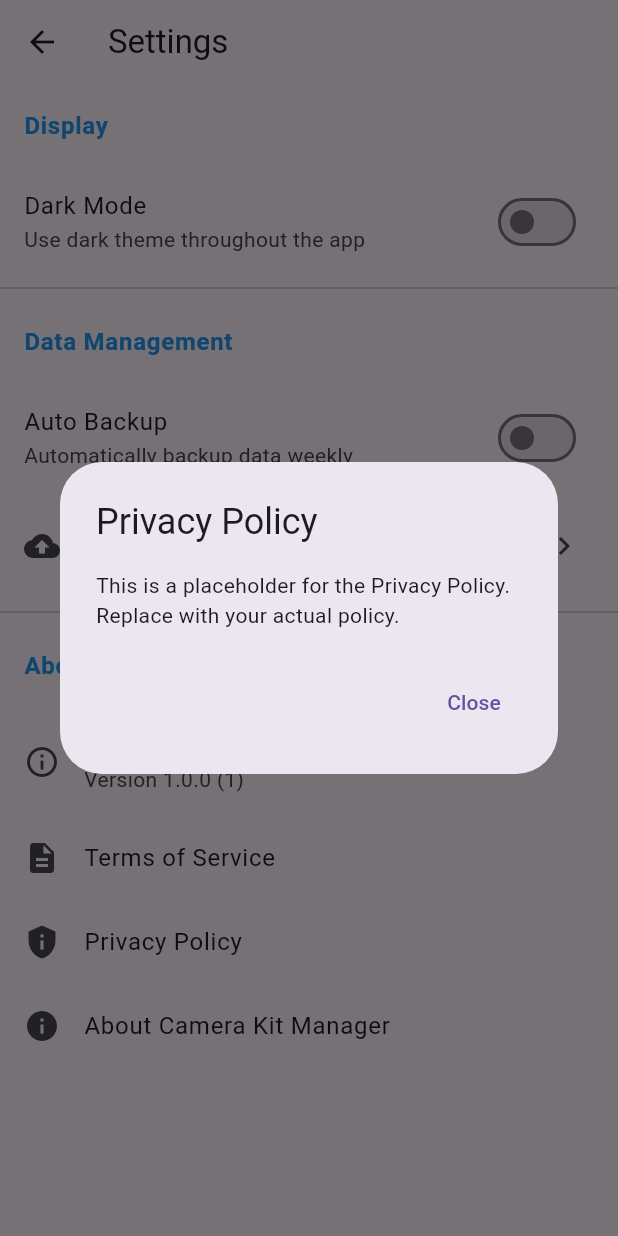
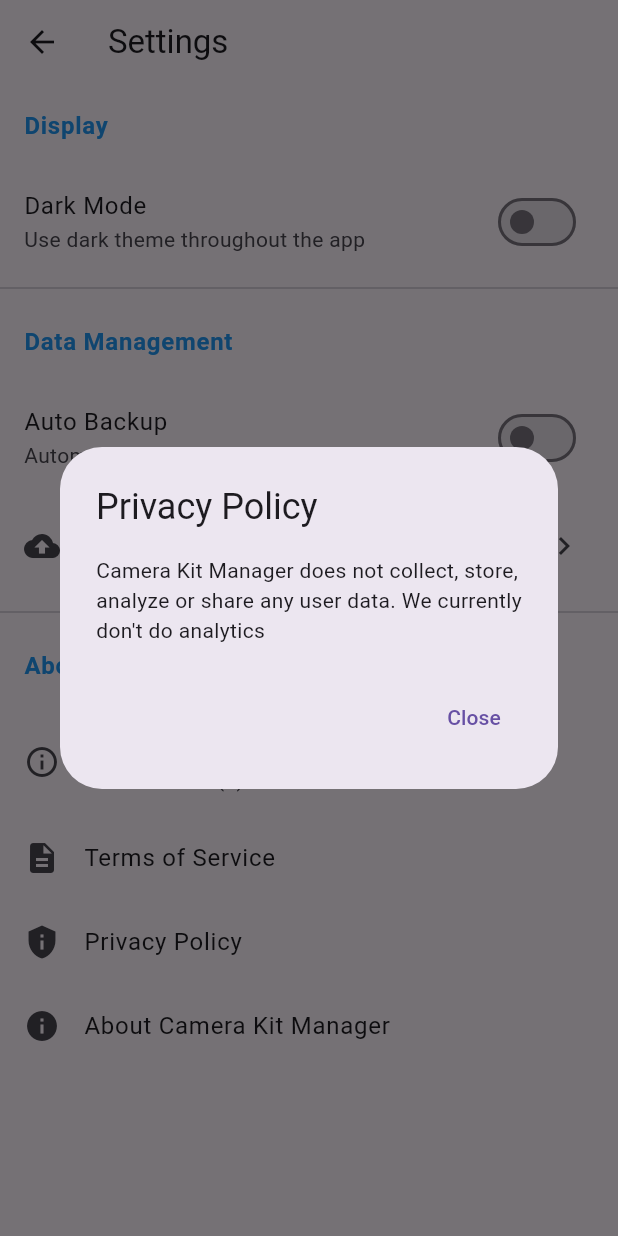
Before and after one commit to SkourtsidisGiorgos/camera-kit-manager, a Flutter app: the SettingsScreen screen opened directly, after a tap on "Privacy Policy", on a phone screen of 412 x 824 dp. Run offline on Flutter 3.47's test engine with Material 3 defaults, Android fonts, the light colour scheme and no system bars; our stand-ins replace file_picker, geocoding, geolocator, google_maps_flutter, google_sign_in, hive_flutter and 4 more; missing offline and left inert: googleapis; accounts and stored records are empty; generated files the repository leaves out were written again.

Commit message:
update privacy

```diff
--- a/lib/presentation/screens/settings/settings_screen.dart
+++ b/lib/presentation/screens/settings/settings_screen.dart
@@ -127,7 +127,6 @@
                 ),
                 const Divider(),
 
-                // About
                 const ListTile(
                   title: Text(
                     'About',
@@ -154,7 +153,7 @@
                         title: const Text('Terms of Service'),
                         content: const SingleChildScrollView(
                           child: Text(
-                            'This is a placeholder for the Terms of Service. Replace with your actual terms.',
+                            'This is a placeholder for the Terms of Service.',
                           ),
                         ),
                         actions: [
@@ -171,14 +170,13 @@
                   title: const Text('Privacy Policy'),
                   leading: const Icon(Icons.privacy_tip),
                   onTap: () {
-                    // Show privacy policy dialog or navigate to privacy screen
                     showDialog(
                       context: context,
                       builder: (context) => AlertDialog(
                         title: const Text('Privacy Policy'),
                         content: const SingleChildScrollView(
                           child: Text(
-                            'This is a placeholder for the Privacy Policy. Replace with your actual policy.',
+                            "Camera Kit Manager does not collect, store, analyze or share any user data. We currently don't do analytics",
                           ),
                         ),
                         actions: [
@@ -191,12 +189,11 @@
                     );
                   },
                 ),
-                // Credits section
                 const AboutListTile(
                   icon: Icon(Icons.info),
                   applicationName: AppStrings.appTitle,
                   applicationVersion: 'Version 1.0.0',
-                  applicationLegalese: '© 2023 Your Company',
+                  applicationLegalese: '© 2025 Viterby Solutions',
                   aboutBoxChildren: [
                     SizedBox(height: 10),
                     Text(
```
